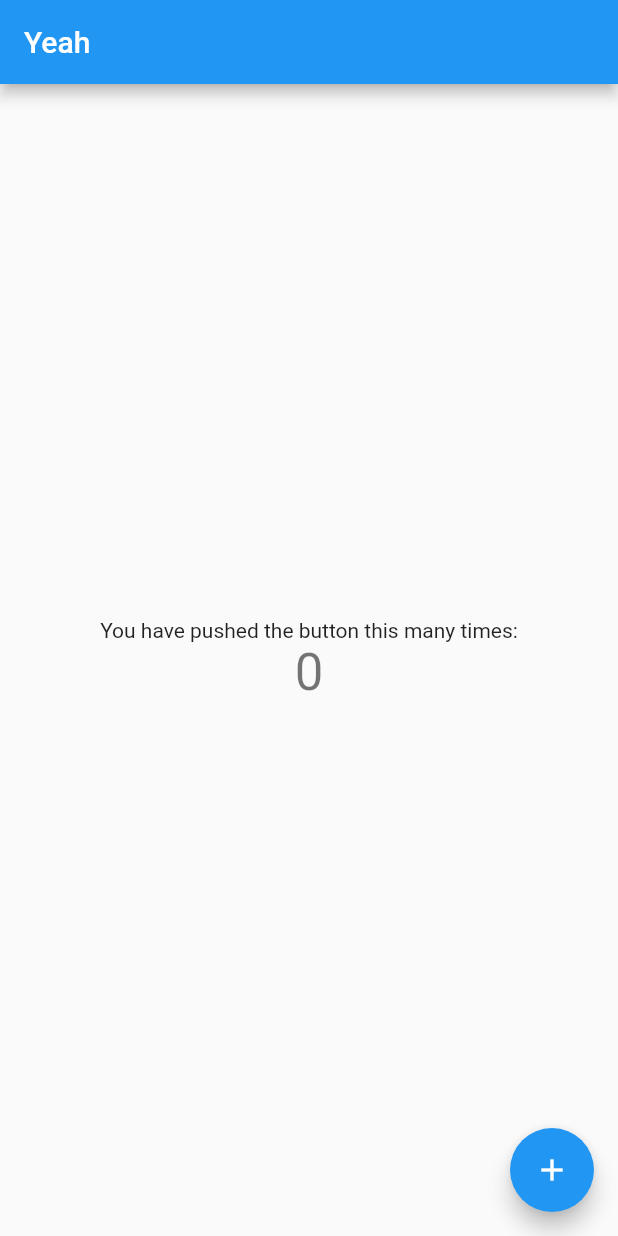
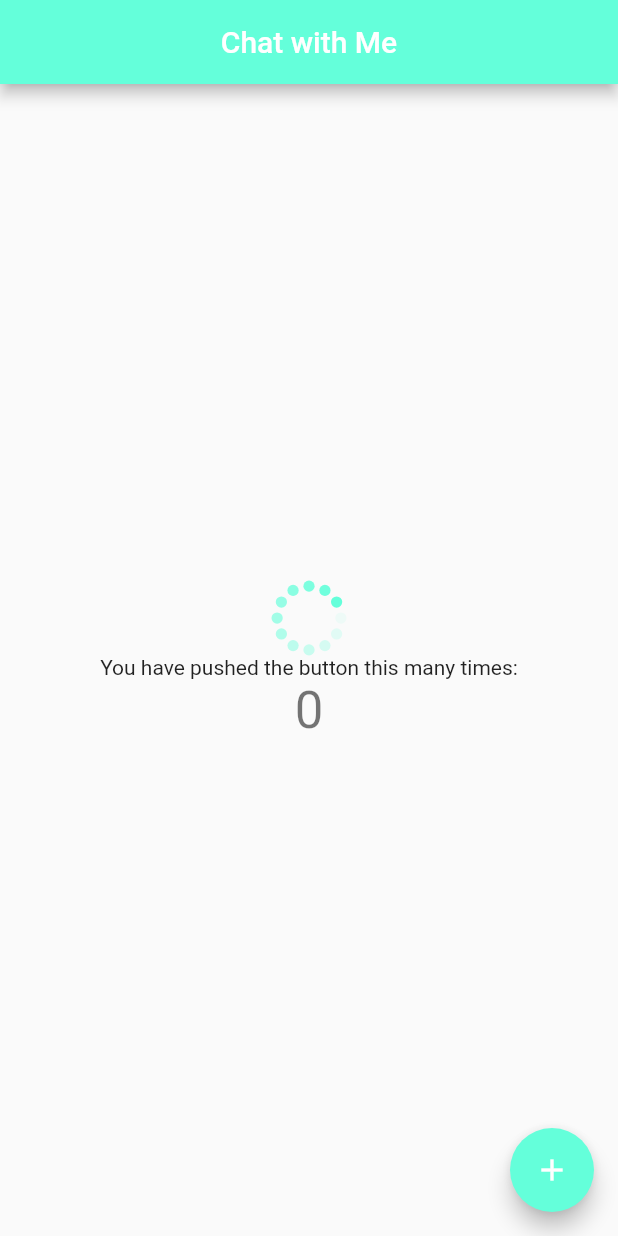
Before and after one commit to Raghav117/ChatApp, a Flutter app: the screen it shows after launch, on a phone screen of 412 x 824 dp. Run offline on Flutter 3.47's test engine with Material 2 defaults, Android fonts, the phone set to English and light mode, and no system bars; our stand-ins replace flutter_spinkit.

Commit message:
final commit

```diff
--- a/lib/main.dart
+++ b/lib/main.dart
@@ -1,42 +1,24 @@
+import 'package:chat_with_me/models/graphics.dart';
 import 'package:flutter/material.dart';
+import 'package:flutter_spinkit/flutter_spinkit.dart';
 
 void main() => runApp(MyApp());
 
 class MyApp extends StatelessWidget {
-  // This widget is the root of your application.
   @override
   Widget build(BuildContext context) {
     return MaterialApp(
       title: 'Yeah',
       theme: ThemeData(
-        // This is the theme of your application.
-        //
-        // Try running your application with "flutter run". You'll see the
-        // application has a blue toolbar. Then, without quitting the app, try
-        // changing the primarySwatch below to Colors.green and then invoke
-        // "hot reload" (press "r" in the console where you ran "flutter run",
-        // or simply save your changes to "hot reload" in a Flutter IDE).
-        // Notice that the counter didn't reset back to zero; the application
-        // is not restarted.
-        primarySwatch: Colors.blue,
+        primarySwatch: teal,
       ),
-      home: MyHomePage(title: 'Yeah')
+      home: MyHomePage(title: 'Chat with Me')
     );
   }
 }
 
 class MyHomePage extends StatefulWidget {
   MyHomePage({Key key, this.title}) : super(key: key);
-
-  // This widget is the home page of your application. It is stateful, meaning
-  // that it has a State object (defined below) that contains fields that affect
-  // how it looks.
-
-  // This class is the configuration for the state. It holds the values (in this
-  // case the title) provided by the parent (in this case the App widget) and
-  // used by the build method of the State. Fields in a Widget subclass are
-  // always marked "final".
-
   final String title;
 
   @override
@@ -48,49 +30,27 @@ class _MyHomePageState extends State<MyHomePage> {
 
   void _incrementCounter() {
     setState(() {
-      // This call to setState tells the Flutter framework that something has
-      // changed in this State, which causes it to rerun the build method below
-      // so that the display can reflect the updated values. If we changed
-      // _counter without calling setState(), then the build method would not be
-      // called again, and so nothing would appear to happen.
       _counter++;
     });
   }
 
   @override
   Widget build(BuildContext context) {
-    // This method is rerun every time setState is called, for instance as done
-    // by the _incrementCounter method above.
-    //
-    // The Flutter framework has been optimized to make rerunning build methods
-    // fast, so that you can just rebuild anything that needs updating rather
-    // than having to individually change instances of widgets.
     return Scaffold(
       appBar: AppBar(
-        // Here we take the value from the MyHomePage object that was created by
-        // the App.build method, and use it to set our appbar title.
+        backgroundColor: tealA,
         title: Text(widget.title),
+        centerTitle: true,
       ),
       body: Center(
-        // Center is a layout widget. It takes a single child and positions it
-        // in the middle of the parent.
         child: Column(
-          // Column is also a layout widget. It takes a list of children and
-          // arranges them vertically. By default, it sizes itself to fit its
-          // children horizontally, and tries to be as tall as its parent.
-          //
-          // Invoke "debug painting" (press "p" in the console, choose the
-          // "Toggle Debug Paint" action from the Flutter Inspector in Android
-          // Studio, or the "Toggle Debug Paint" command in Visual Studio Code)
-          // to see the wireframe for each widget.
-          //
-          // Column has various properties to control how it sizes itself and
-          // how it positions its children. Here we use mainAxisAlignment to
-          // center the children vertically; the main axis here is the vertical
-          // axis because Columns are vertical (the cross axis would be
-          // horizontal).
           mainAxisAlignment: MainAxisAlignment.center,
           children: <Widget>[
+            SpinKitCircle(
+              color: tealA,
+
+
+            ),
             Text(
               'You have pushed the button this many times:',
             ),
@@ -102,10 +62,10 @@ class _MyHomePageState extends State<MyHomePage> {
         ),
       ),
       floatingActionButton: FloatingActionButton(
+        backgroundColor: tealA,
         onPressed: _incrementCounter,
         tooltip: 'Increment',
         child: Icon(Icons.add),
-      ), // This trailing comma makes auto-formatting nicer for build methods.
-    );
+    ));
   }
 }
--- /dev/null
+++ b/lib/models/graphics.dart
@@ -0,0 +1,4 @@
+import 'package:flutter/material.dart';
+
+Color tealA = Colors.tealAccent;
+Color teal = Colors.teal;
--- a/pubspec.yaml
+++ b/pubspec.yaml
@@ -20,6 +20,7 @@ dependencies:
   flutter:
     sdk: flutter
   flutter_spinkit:
+  firebase_auth: ^0.15.1
 
   # The following adds the Cupertino Icons font to your application.
   # Use with the CupertinoIcons class for iOS style icons.
```
Also changed, not shown: pubspec.lock.
